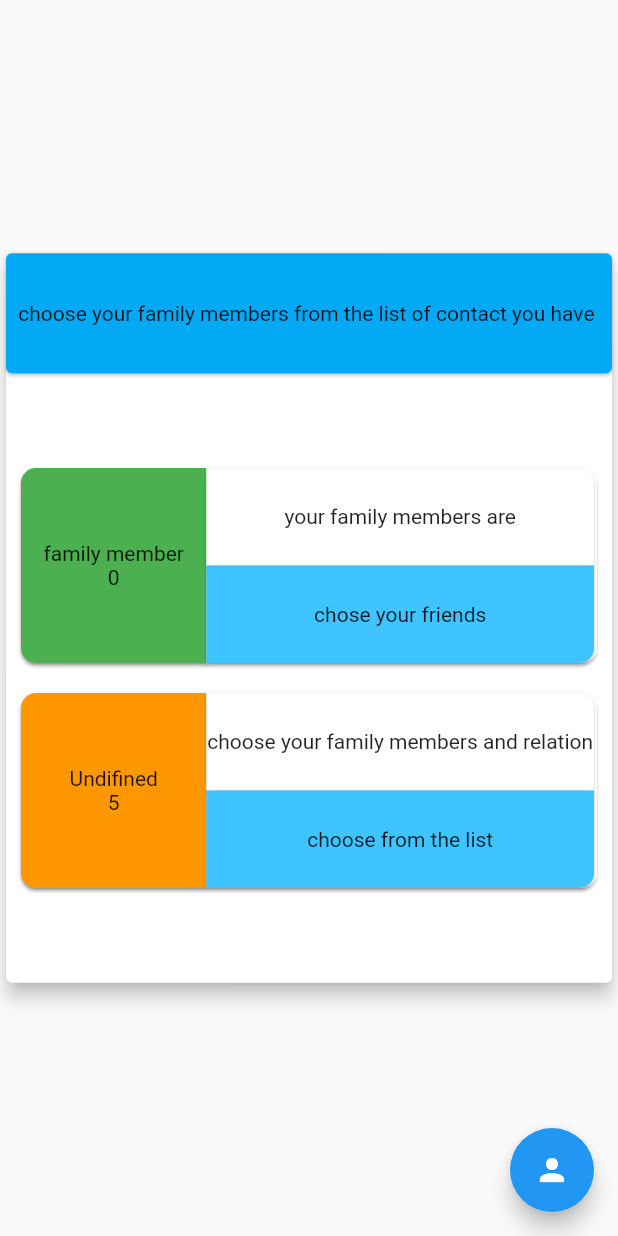
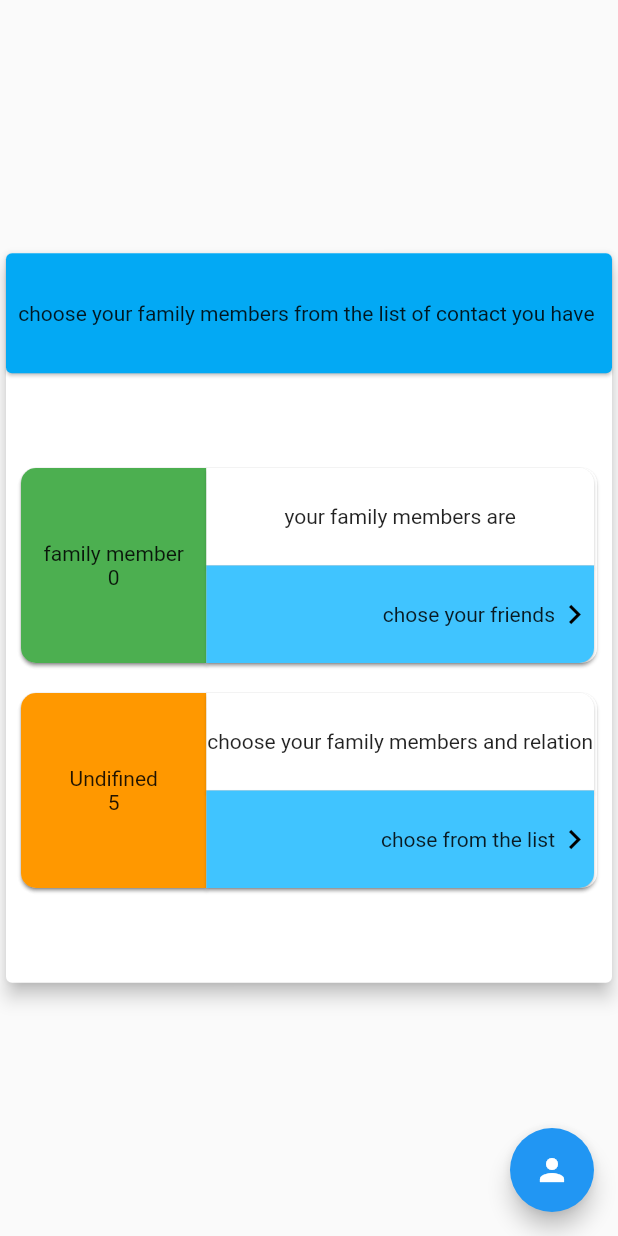
Before and after one commit to ShantkumarMethre/simple_contact, a Flutter app: the ContactRelation screen opened directly, on a phone screen of 412 x 824 dp. Run offline on Flutter 3.47's test engine with Material 2 defaults, Android fonts, the phone set to English and light mode, and no system bars.

Commit message:
navigation part is done here

```diff
--- a/lib/screen/contact_relation.dart
+++ b/lib/screen/contact_relation.dart
@@ -2,6 +2,8 @@ import 'dart:io';
 
 import 'package:flutter/material.dart';
 import 'package:simple_contact/model.dart';
+import 'package:simple_contact/screen/contact_list_screen.dart';
+
 import 'package:simple_contact/screen/slide_drawer.dart';
 
 import '../fetch_data.dart';
@@ -16,10 +18,10 @@ class ContactRelation extends StatefulWidget {
 }
 
 class ContactRelationState extends State<ContactRelation> {
-  int _counter = 0;
   bool clickToseeContact = false;
   List<Contact> x = [];
   List<Contact> y = [];
+
   int len1;
   int len2;
   File file;
@@ -42,16 +44,11 @@ class ContactRelationState extends State<ContactRelation> {
       x.addAll(FetchData().undefined(file));
       y.addAll(FetchData().related(file));
     });
+
     if (y.length != 0) print("y ${y[0].relation}");
     print("y ${x[0].relation}");
   }
 
-  void _incrementCounter() {
-    FetchData().editRelation(file, "120", "mother");
-    getData();
-  }
-
-  GlobalKey<ScaffoldState> _scaffoldKey = new GlobalKey();
   @override
   Widget build(BuildContext context) {
     double width = MediaQuery.of(context).size.width;
@@ -175,8 +172,19 @@ class ContactRelationState extends State<ContactRelation> {
                                                 color: Colors.lightBlueAccent,
                                                 margin: EdgeInsets.all(0),
                                                 child: Center(
-                                                    child: Text(
-                                                        "chose your friends")),
+                                                    child: Row(
+                                                  mainAxisAlignment:
+                                                      MainAxisAlignment.end,
+                                                  children: <Widget>[
+                                                    Text("chose your friends"),
+                                                    Icon(
+                                                      Icons
+                                                          .keyboard_arrow_right,
+                                                      color: Colors.black,
+                                                      size: 26,
+                                                    ),
+                                                  ],
+                                                )),
                                               ),
                                             ),
                                           )
@@ -283,8 +291,20 @@ class ContactRelationState extends State<ContactRelation> {
                                                   color: Colors.lightBlueAccent,
                                                   margin: EdgeInsets.all(0),
                                                   child: Center(
-                                                      child: Text(
-                                                          "choose from the list")),
+                                                      child: Row(
+                                                    mainAxisAlignment:
+                                                        MainAxisAlignment.end,
+                                                    children: <Widget>[
+                                                      Text(
+                                                          "chose from the list"),
+                                                      Icon(
+                                                        Icons
+                                                            .keyboard_arrow_right,
+                                                        color: Colors.black,
+                                                        size: 26,
+                                                      ),
+                                                    ],
+                                                  )),
                                                 ),
                                               ),
                                             ),
@@ -310,7 +330,12 @@ class ContactRelationState extends State<ContactRelation> {
       floatingActionButton: new Builder(builder: (context) {
         return new FloatingActionButton(
           onPressed: () {
-            Scaffold.of(context).openDrawer();
+            Navigator.push(
+              context,
+              MaterialPageRoute(
+                  builder: (context) =>
+                      ContactListScreen(related: y, unidentified: x)),
+            );
           },
           child: new Icon(Icons.person),
         );
```
